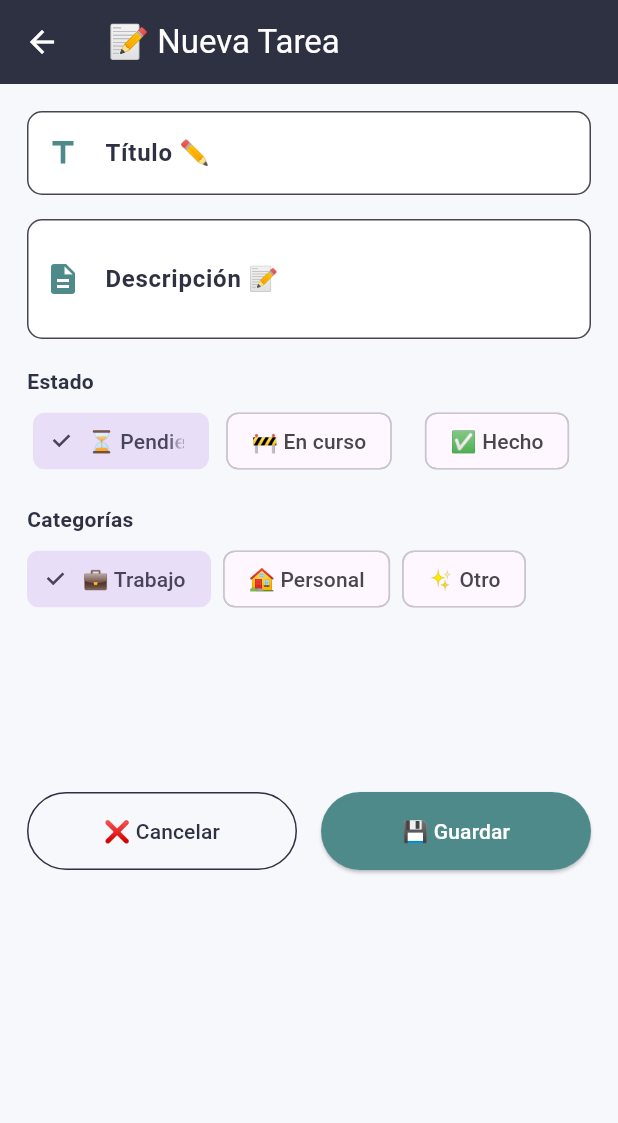
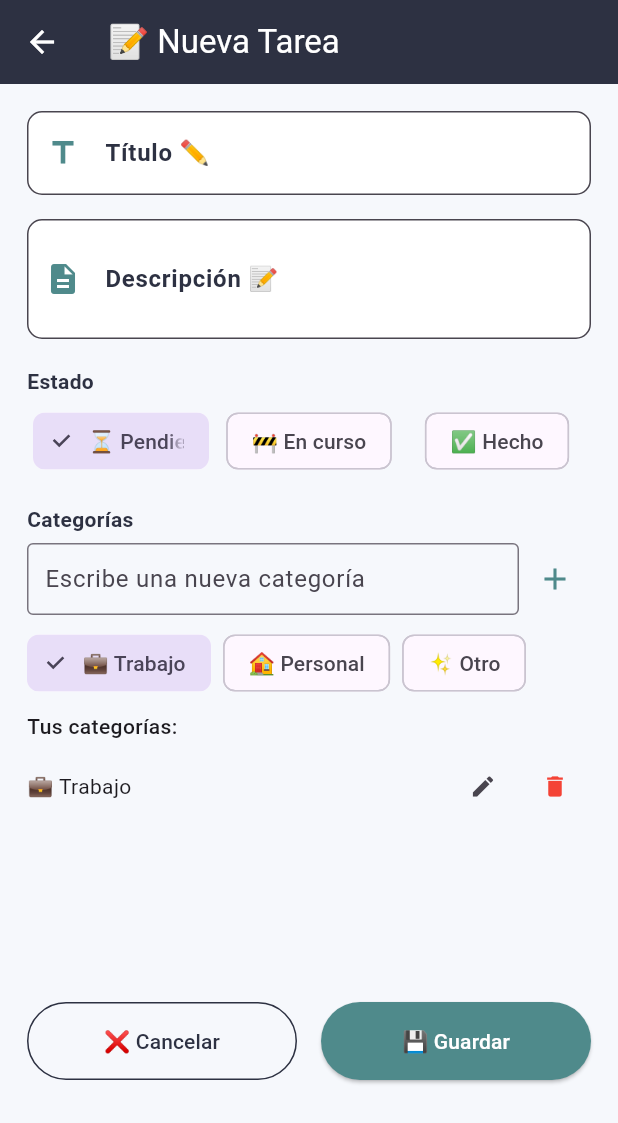
Before and after one commit to sebastianFS01/pruebaGestorTareas, a Flutter app: the TareaScreen screen opened by its route, after a tap on "💼 Trabajo", on a phone screen of 412 x 824 dp. Shown: the top 1123 px of the screen. Run offline on Flutter 3.47's test engine with Material 3 defaults, Android fonts, the phone set to English and light mode, and no system bars; our stand-ins replace flutter_riverpod, isar; accounts and stored records are empty; generated files the repository leaves out were written again.

Commit message:
Se arreglo las cateogiras nuevamente

```diff
--- a/lib/presentation/02-añadirTarea/widgets/tarea_form.dart
+++ b/lib/presentation/02-añadirTarea/widgets/tarea_form.dart
@@ -4,7 +4,13 @@ import 'package:flutter/material.dart';
 /// Si [tarea] es null, funciona como añadir; si no, como editar.
 class TareaForm extends StatefulWidget {
   final dynamic tarea;
-  final void Function(String titulo, String descripcion, String estado, List<String> categorias)? onGuardar;
+  final void Function(
+    String titulo,
+    String descripcion,
+    String estado,
+    List<String> categorias,
+  )?
+  onGuardar;
   final VoidCallback? onCancelar;
   final bool isEdit;
 
@@ -23,35 +29,52 @@ class TareaForm extends StatefulWidget {
 class _TareaFormState extends State<TareaForm> {
   late TextEditingController _tituloController;
   late TextEditingController _descripcionController;
+  late TextEditingController _nuevaCategoriaController;
   String _estado = '';
   List<String> _categorias = [];
+  int? _editCategoriaIndex;
+  late TextEditingController _editCategoriaController;
 
   @override
   void initState() {
     super.initState();
     _tituloController = TextEditingController(text: widget.tarea?.title ?? '');
-    _descripcionController = TextEditingController(text: widget.tarea?.description ?? '');
+    _descripcionController = TextEditingController(
+      text: widget.tarea?.description ?? '',
+    );
+    _nuevaCategoriaController = TextEditingController();
+    _editCategoriaController = TextEditingController();
     _estado = widget.tarea?.estado ?? '⏳ Pendiente';
-    _categorias = widget.tarea?.categoria != null ? List<String>.from(widget.tarea.categoria) : [];
+    _categorias = widget.tarea?.categoria != null
+        ? List<String>.from(widget.tarea.categoria)
+        : [];
   }
 
   @override
   void dispose() {
     _tituloController.dispose();
     _descripcionController.dispose();
+    _nuevaCategoriaController.dispose();
+    _editCategoriaController.dispose();
     super.dispose();
   }
 
   @override
   Widget build(BuildContext context) {
     final String labelTitulo = widget.isEdit ? 'Editar título ✏️' : 'Título ✏️';
-    final String labelDescripcion = widget.isEdit ? 'Editar descripción 📝' : 'Descripción 📝';
+    final String labelDescripcion = widget.isEdit
+        ? 'Editar descripción 📝'
+        : 'Descripción 📝';
     final String labelEstado = widget.isEdit ? 'Editar estado' : 'Estado';
-    final String labelCategoria = widget.isEdit ? 'Editar categorías' : 'Categorías';
+    final String labelCategoria = widget.isEdit
+        ? 'Editar categorías'
+        : 'Categorías';
     final String btnCancelar = '❌ Cancelar';
-    final String btnGuardar = widget.isEdit ? '💾 Guardar cambios' : '💾 Guardar';
+    final String btnGuardar = widget.isEdit
+        ? '💾 Guardar cambios'
+        : '💾 Guardar';
     final estados = ['⏳ Pendiente', '🚧 En curso', '✅ Hecho'];
-    final categorias = ['💼 Trabajo', '🏠 Personal', '✨ Otro'];
+    final categoriasPredef = ['💼 Trabajo', '🏠 Personal', '✨ Otro'];
 
     return Column(
       crossAxisAlignment: CrossAxisAlignment.start,
@@ -61,7 +84,10 @@ class _TareaFormState extends State<TareaForm> {
           controller: _tituloController,
           decoration: InputDecoration(
             labelText: labelTitulo,
-            labelStyle: const TextStyle(fontWeight: FontWeight.bold, color: Color(0xFF2D3142)),
+            labelStyle: const TextStyle(
+              fontWeight: FontWeight.bold,
+              color: Color(0xFF2D3142),
+            ),
             border: OutlineInputBorder(borderRadius: BorderRadius.circular(10)),
             filled: true,
             fillColor: Colors.white,
@@ -75,7 +101,10 @@ class _TareaFormState extends State<TareaForm> {
           maxLines: 2,
           decoration: InputDecoration(
             labelText: labelDescripcion,
-            labelStyle: const TextStyle(fontWeight: FontWeight.bold, color: Color(0xFF2D3142)),
+            labelStyle: const TextStyle(
+              fontWeight: FontWeight.bold,
+              color: Color(0xFF2D3142),
+            ),
             border: OutlineInputBorder(borderRadius: BorderRadius.circular(10)),
             filled: true,
             fillColor: Colors.white,
@@ -84,10 +113,18 @@ class _TareaFormState extends State<TareaForm> {
         ),
         const SizedBox(height: 18),
         // Estado
-        Text(labelEstado, style: const TextStyle(fontWeight: FontWeight.bold, color: Color(0xFF2D3142))),
+        Text(
+          labelEstado,
+          style: const TextStyle(
+            fontWeight: FontWeight.bold,
+            color: Color(0xFF2D3142),
+          ),
+        ),
         const SizedBox(height: 6),
         Row(
-          children: estados.map((e) => Expanded(
+          children: estados
+              .map(
+                (e) => Expanded(
                   child: Padding(
                     padding: const EdgeInsets.symmetric(horizontal: 4.0),
                     child: ChoiceChip(
@@ -98,15 +135,57 @@ class _TareaFormState extends State<TareaForm> {
                       },
                     ),
                   ),
-          )).toList(),
+                ),
+              )
+              .toList(),
         ),
         const SizedBox(height: 18),
         // Categorías
-        Text(labelCategoria, style: const TextStyle(fontWeight: FontWeight.bold, color: Color(0xFF2D3142))),
+        Text(
+          labelCategoria,
+          style: const TextStyle(
+            fontWeight: FontWeight.bold,
+            color: Color(0xFF2D3142),
+          ),
+        ),
         const SizedBox(height: 6),
+        // Campo para añadir nueva categoría
+        Row(
+          children: [
+            Expanded(
+              child: TextField(
+                controller: _nuevaCategoriaController,
+                decoration: const InputDecoration(
+                  hintText: 'Escribe una nueva categoría',
+                  border: OutlineInputBorder(),
+                  contentPadding: EdgeInsets.symmetric(
+                    horizontal: 8,
+                    vertical: 4,
+                  ),
+                ),
+              ),
+            ),
+            IconButton(
+              icon: const Icon(Icons.add, color: Color(0xFF4F8A8B)),
+              onPressed: () {
+                final nueva = _nuevaCategoriaController.text.trim();
+                if (nueva.isNotEmpty && !_categorias.contains(nueva)) {
+                  setState(() {
+                    _categorias.add(nueva);
+                    _nuevaCategoriaController.clear();
+                  });
+                }
+              },
+            ),
+          ],
+        ),
+        const SizedBox(height: 8),
+        // Chips de categorías predefinidas
         Wrap(
           spacing: 8,
-          children: categorias.map((cat) => FilterChip(
+          children: categoriasPredef
+              .map(
+                (cat) => FilterChip(
                   label: Text(cat),
                   selected: _categorias.contains(cat),
                   onSelected: (selected) {
@@ -118,7 +197,86 @@ class _TareaFormState extends State<TareaForm> {
                       }
                     });
                   },
-          )).toList(),
+                ),
+              )
+              .toList(),
+        ),
+        const SizedBox(height: 8),
+        // Lista de categorías personalizadas con opción de editar/eliminar
+        if (_categorias.isNotEmpty)
+          Column(
+            crossAxisAlignment: CrossAxisAlignment.start,
+            children: [
+              const Text(
+                'Tus categorías:',
+                style: TextStyle(fontWeight: FontWeight.w500),
+              ),
+              const SizedBox(height: 4),
+              ..._categorias.map((cat) {
+                final idx = _categorias.indexOf(cat);
+                final isEditing = _editCategoriaIndex == idx;
+                return Padding(
+                  padding: const EdgeInsets.symmetric(vertical: 2.0),
+                  child: Row(
+                    children: [
+                      if (isEditing)
+                        Expanded(
+                          child: TextField(
+                            controller: _editCategoriaController,
+                            autofocus: true,
+                            onSubmitted: (nuevoNombre) {
+                              if (nuevoNombre.trim().isNotEmpty) {
+                                setState(() {
+                                  _categorias[idx] = nuevoNombre.trim();
+                                  _editCategoriaIndex = null;
+                                });
+                              }
+                            },
+                          ),
+                        )
+                      else
+                        Expanded(child: Text(cat)),
+                      IconButton(
+                        icon: Icon(
+                          isEditing ? Icons.check : Icons.edit,
+                          size: 18,
+                        ),
+                        onPressed: () {
+                          setState(() {
+                            if (isEditing) {
+                              if (_editCategoriaController.text
+                                  .trim()
+                                  .isNotEmpty) {
+                                _categorias[idx] = _editCategoriaController.text
+                                    .trim();
+                              }
+                              _editCategoriaIndex = null;
+                            } else {
+                              _editCategoriaIndex = idx;
+                              _editCategoriaController.text = cat;
+                            }
+                          });
+                        },
+                      ),
+                      IconButton(
+                        icon: const Icon(
+                          Icons.delete,
+                          size: 18,
+                          color: Colors.red,
+                        ),
+                        onPressed: () {
+                          setState(() {
+                            _categorias.removeAt(idx);
+                            if (_editCategoriaIndex == idx)
+                              _editCategoriaIndex = null;
+                          });
+                        },
+                      ),
+                    ],
+                  ),
+                );
+              }).toList(),
+            ],
           ),
         const SizedBox(height: 18),
         Center(
@@ -129,7 +287,8 @@ class _TareaFormState extends State<TareaForm> {
               children: [
                 Expanded(
                   child: OutlinedButton(
-                    onPressed: widget.onCancelar ?? () => Navigator.of(context).pop(),
+                    onPressed:
+                        widget.onCancelar ?? () => Navigator.of(context).pop(),
                     style: OutlinedButton.styleFrom(
                       foregroundColor: const Color(0xFF2D3142),
                       side: const BorderSide(color: Color(0xFF2D3142)),
```
Lines whose indentation alone changed are shown as unchanged.
